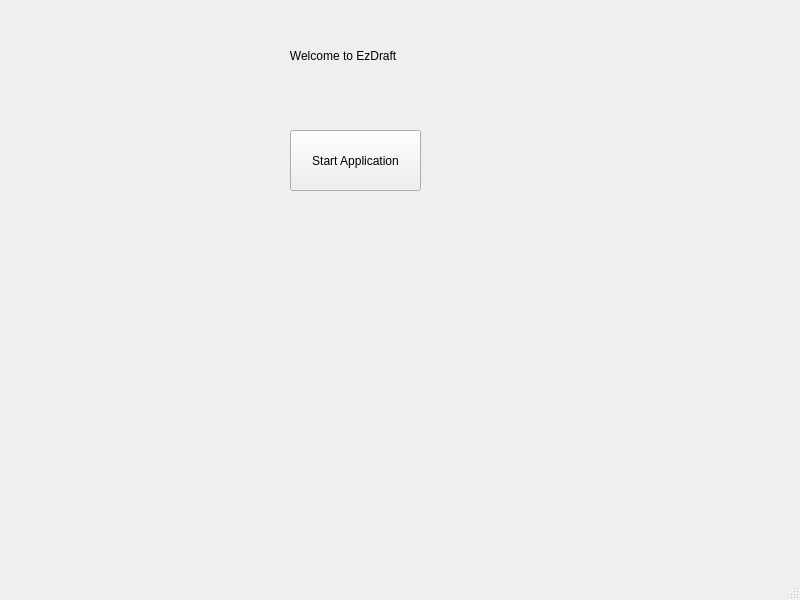
brennanafrank/EasyDraft, file mainwindow.ui: the form before one commit.
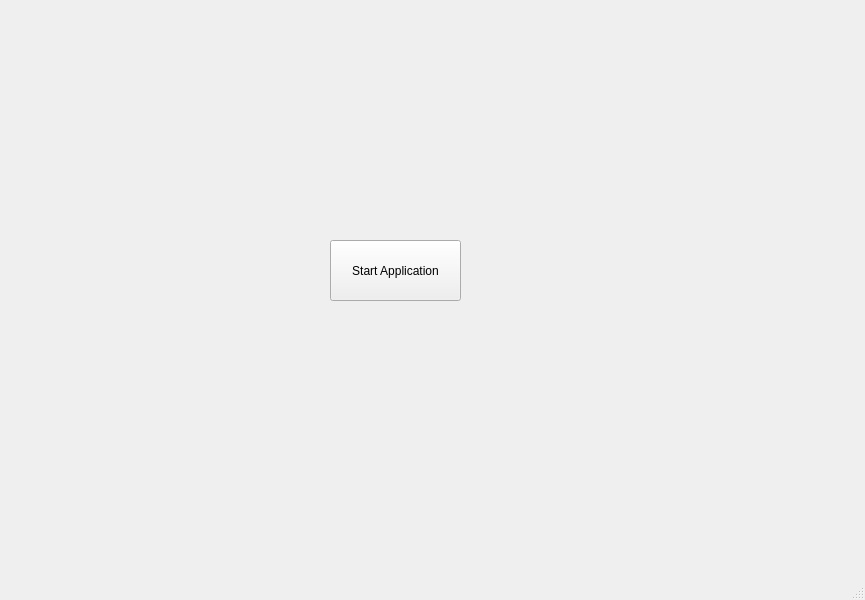
The form after the commit.

What changed in the file:
```diff
--- a/mainwindow.ui
+++ b/mainwindow.ui
@@ -6,7 +6,7 @@
    <rect>
     <x>0</x>
     <y>0</y>
-    <width>800</width>
+    <width>865</width>
     <height>600</height>
    </rect>
   </property>
@@ -17,8 +17,8 @@
    <widget class="QPushButton" name="pushButton">
     <property name="geometry">
      <rect>
-      <x>290</x>
-      <y>130</y>
+      <x>330</x>
+      <y>240</y>
       <width>131</width>
       <height>61</height>
      </rect>
@@ -27,19 +27,6 @@
      <string>Start Application</string>
     </property>
    </widget>
-   <widget class="QLabel" name="labelWelcome">
-    <property name="geometry">
-     <rect>
-      <x>250</x>
-      <y>20</y>
-      <width>201</width>
-      <height>71</height>
-     </rect>
-    </property>
-    <property name="text">
-     <string>            Welcome to EzDraft</string>
-    </property>
-   </widget>
   </widget>
   <widget class="QMenuBar" name="menubar">
    <property name="geometry">
```
Left out of the diff: 25 changed lines with no effect on the pictures.
